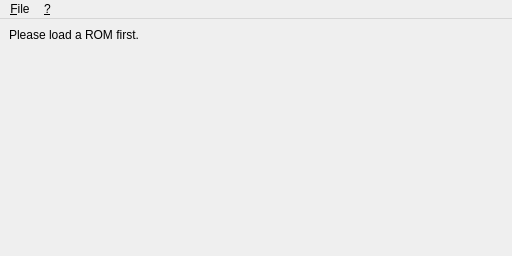
Above: src/mainwindow.ui from tsymalla/qchip8 before the change. Below: the same form after it.
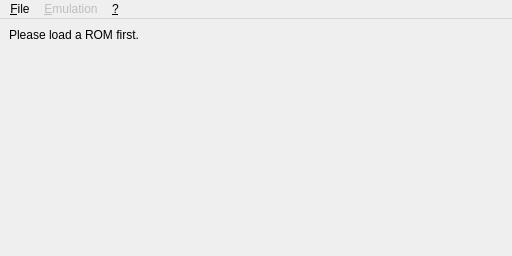
That is the form after the change.

Diff of the .ui file:
```diff
--- a/src/mainwindow.ui
+++ b/src/mainwindow.ui
@@ -54,7 +54,7 @@
      <x>0</x>
      <y>0</y>
      <width>512</width>
-     <height>20</height>
+     <height>26</height>
     </rect>
    </property>
    <widget class="QMenu" name="menu_File">
@@ -71,7 +71,18 @@
     </property>
     <addaction name="action_About"/>
    </widget>
+   <widget class="QMenu" name="menu_Emulation">
+    <property name="enabled">
+     <bool>false</bool>
+    </property>
+    <property name="title">
+     <string>&amp;Emulation</string>
+    </property>
+    <addaction name="action_Start_emulation"/>
+    <addaction name="actionStop_emulation"/>
+   </widget>
    <addaction name="menu_File"/>
+   <addaction name="menu_Emulation"/>
    <addaction name="menu"/>
   </widget>
   <action name="action_Load_ROM">
```
Left out of the diff: 10 changed lines with no effect on the pictures.
